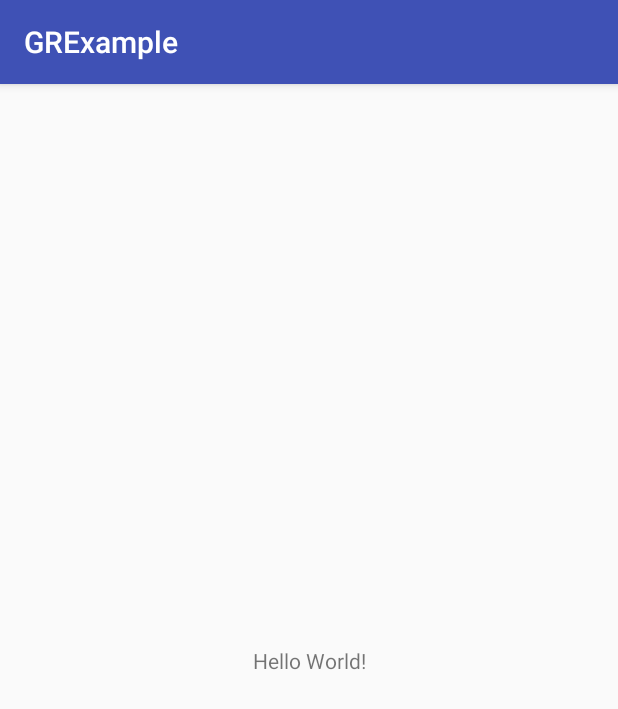
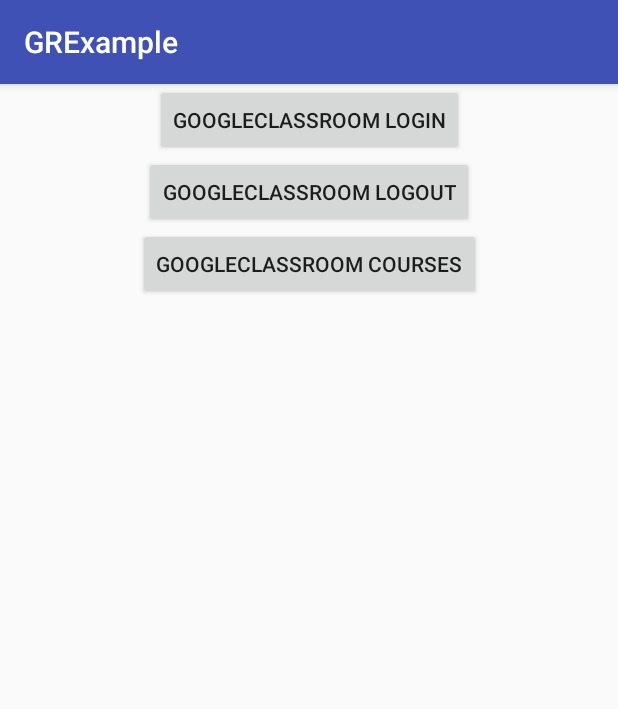
Before and after one commit to myksb1223/GoogleClassroom-android-example, an Android app: the screen it shows after launch (MainActivity), on a phone screen of 412 x 824 dp. Shown: the top 709 px of the screen. Run offline under Robolectric (Android 15) with nearby library versions, the phone set to English and light mode, and no system bars; libraries missing offline, so code that uses them is left out: com.google.api.client, com.google.api.services; 4 statements that could not run were skipped.

Commit message:
get courses and courseworks

```diff
--- a/app/src/main/java/com/example/grexample/MainActivity.java
+++ b/app/src/main/java/com/example/grexample/MainActivity.java
@@ -1,13 +1,59 @@
 package com.example.grexample;
 
-import android.support.v7.app.AppCompatActivity;
 import android.os.Bundle;
+import android.view.View;
+import android.widget.Button;
 
-public class MainActivity extends AppCompatActivity {
+public class MainActivity extends ThirdPartyLoginActivity {
+
+    Button loginBtn, logoutBtn, listBtn;
 
     @Override
     protected void onCreate(Bundle savedInstanceState) {
         super.onCreate(savedInstanceState);
         setContentView(R.layout.activity_main);
+
+        loginBtn = findViewById(R.id.loginBtn);
+        loginBtn.setOnClickListener(new View.OnClickListener() {
+            @Override
+            public void onClick(View v) {
+                thirdPartLogin();
+            }
+        });
+
+        logoutBtn = findViewById(R.id.logoutBtn);
+        logoutBtn.setOnClickListener(new View.OnClickListener() {
+            @Override
+            public void onClick(View v) {
+                thirdPartLogout();
+            }
+        });
+
+        listBtn = findViewById(R.id.listBtn);
+        listBtn.setOnClickListener(new View.OnClickListener() {
+            @Override
+            public void onClick(View v) {
+
+            }
+        });
+    }
+
+    @Override
+    protected void afterLogout() {
+
+    }
+
+    @Override
+    protected void updateUI(boolean login) {
+        if(login) {
+            loginBtn.setVisibility(View.GONE);
+            logoutBtn.setVisibility(View.VISIBLE);
+            listBtn.setVisibility(View.VISIBLE);
+        }
+        else {
+            loginBtn.setVisibility(View.VISIBLE);
+            logoutBtn.setVisibility(View.GONE);
+            listBtn.setVisibility(View.GONE);
+        }
     }
 }
--- a/app/src/main/res/layout/activity_main.xml
+++ b/app/src/main/res/layout/activity_main.xml
@@ -6,13 +6,31 @@
     android:layout_height="match_parent"
     tools:context="com.example.grexample.MainActivity">
 
-    <TextView
+    <Button
+        android:id="@+id/loginBtn"
         android:layout_width="wrap_content"
         android:layout_height="wrap_content"
-        android:text="Hello World!"
-        app:layout_constraintBottom_toBottomOf="parent"
+        android:text="GoogleClassroom Login"
         app:layout_constraintLeft_toLeftOf="parent"
         app:layout_constraintRight_toRightOf="parent"
         app:layout_constraintTop_toTopOf="parent" />
 
+    <Button
+        android:id="@+id/logoutBtn"
+        android:layout_width="wrap_content"
+        android:layout_height="wrap_content"
+        android:text="GoogleClassroom Logout"
+        app:layout_constraintLeft_toLeftOf="parent"
+        app:layout_constraintRight_toRightOf="parent"
+        app:layout_constraintTop_toBottomOf="@id/loginBtn" />
+
+    <Button
+        android:id="@+id/listBtn"
+        android:layout_width="wrap_content"
+        android:layout_height="wrap_content"
+        android:text="GoogleClassroom Courses"
+        app:layout_constraintLeft_toLeftOf="parent"
+        app:layout_constraintRight_toRightOf="parent"
+        app:layout_constraintTop_toBottomOf="@id/logoutBtn" />
+
 </android.support.constraint.ConstraintLayout>
```
Also changed, not shown: app/build.gradle (+18 -0 lines), app/src/main/java/com/example/grexample/ClassroomServiceHelper.java (added, +61 -0 lines), app/src/main/java/com/example/grexample/ThirdPartyCoursesActivity.java (added, +75 -0 lines), app/src/main/java/com/example/grexample/ThirdPartyLoginActivity.java (added, +197 -0 lines), app/src/main/res/layout/thirdparty_courses.xml (added, +22 -0 lines).
